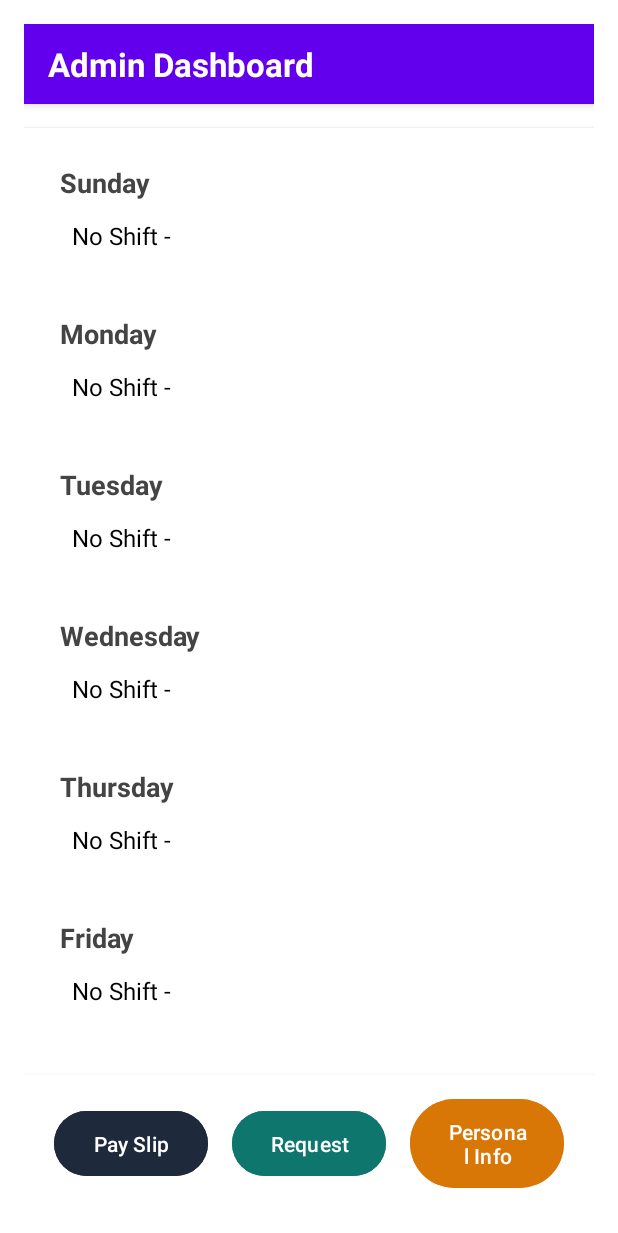
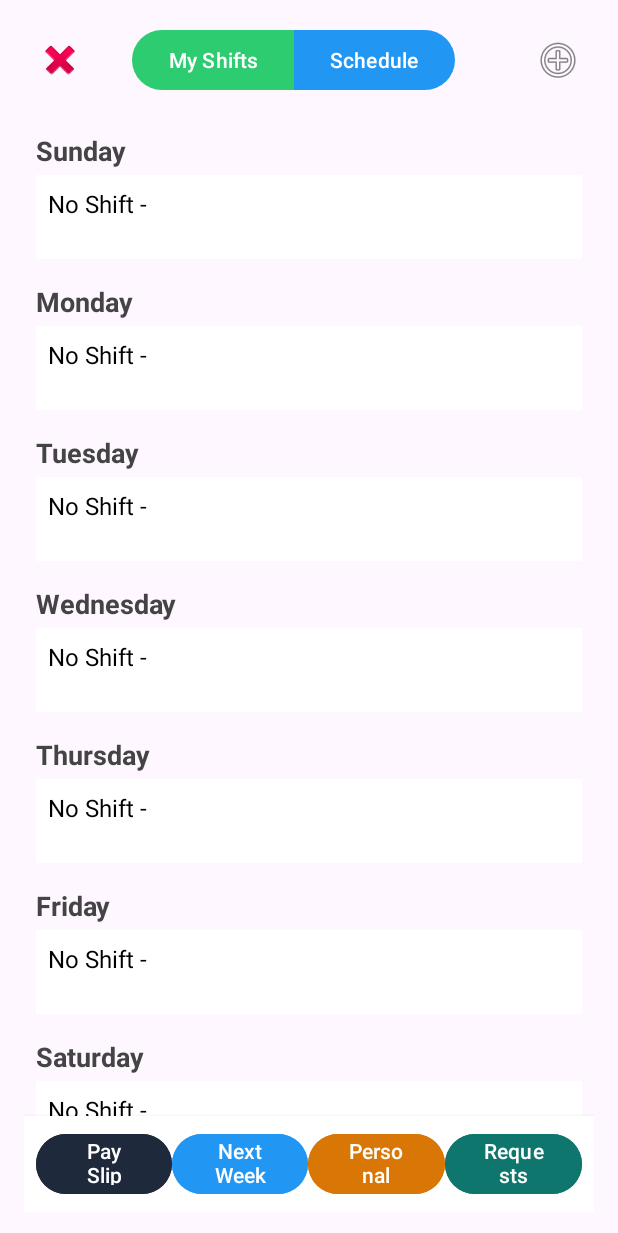
Before and after one commit to YonatanReznikov/Work-Shifts, an Android app: the AdminHomePageFrag screen opened directly, with no data from a screen before it, on a phone screen of 412 x 824 dp. Shown: the top 1233 px of the screen. Run offline under Robolectric (Android 15) with nearby library versions, the phone set to English and light mode, and no system bars; our stand-ins replace Firebase (no records; nobody signed in at launch, a user with empty details on screens opened directly).

Commit message:
admin home page+nav

```diff
--- a/app/src/main/java/com/example/work_shifts/Fragments/Admin/AdminHomePageFrag.java
+++ b/app/src/main/java/com/example/work_shifts/Fragments/Admin/AdminHomePageFrag.java
@@ -60,14 +60,15 @@ public class AdminHomePageFrag extends Fragment {
             // Initialize buttons
             infoBtn = view.findViewById(R.id.btnPersonalInfo);
             paySlipBtn = view.findViewById(R.id.btnPaySlip);
-            requestBtn = view.findViewById(R.id.btnSchedule);
+            requestBtn = view.findViewById(R.id.btnRequests);  // Updated to match the new button ID
             scheduleBtn = view.findViewById(R.id.schedule);
 
             if (scheduleBtn != null) {
                 scheduleBtn.setChecked(true); // ✅ Prevents crash
             } else {
                 Log.e("AdminHomePageFrag", "❌ scheduleBtn is NULL!");
-            }            myShiftBtn = view.findViewById(R.id.myShifts);
+            }
+            myShiftBtn = view.findViewById(R.id.myShifts);
             toggleGroup = view.findViewById(R.id.toggleGroup);
 
             shiftRecyclerView = view.findViewById(R.id.shiftRecyclerView);
@@ -88,32 +89,26 @@ public class AdminHomePageFrag extends Fragment {
             infoBtn.setOnClickListener(v -> {
                 Log.d("AdminHomePageFrag", "📌 Personal Info button clicked!");
                 try {
-                    navController.navigate(R.id.action_adminHomePageFrag_to_personalInfoFrag);
+                    navController.navigate(R.id.action_adminHomePageFragment_to_personalInfoFrag);
                     Log.d("AdminHomePageFrag", "✅ Navigation to Personal Info successful!");
                 } catch (Exception e) {
                     Log.e("AdminHomePageFrag", "❌ Navigation failed!", e);
                 }
             });
 
-            paySlipBtn.setOnClickListener(new View.OnClickListener() {
-                @Override
-                public void onClick(View v) {
+            paySlipBtn.setOnClickListener(v -> {
                 try {
-                        navController.navigate(R.id.action_adminHomePageFrag_to_showFrag);
+                    navController.navigate(R.id.action_adminHomePageFragment_to_showFrag);
                 } catch (Exception e) {
                     Log.e("Navigation", "Error navigating to pay slip", e);
                 }
-                }
             });
 
-            requestBtn.setOnClickListener(new View.OnClickListener() {
-                @Override
-                public void onClick(View v) {
+            requestBtn.setOnClickListener(v -> {
                 try {
-                        navController.navigate(R.id.action_adminHomePageFrag_to_requestsFrag);
+                    navController.navigate(R.id.action_adminHomePageFragment_to_requestsFrag);
                 } catch (Exception e) {
                     Log.e("Navigation", "Error navigating to requests", e);
-                    }
                 }
             });
 
--- a/app/src/main/res/layout/admin_home_page.xml
+++ b/app/src/main/res/layout/admin_home_page.xml
@@ -1,56 +1,74 @@
-<?xml version="1.0" encoding="utf-8"?>
 <RelativeLayout xmlns:android="http://schemas.android.com/apk/res/android"
     xmlns:app="http://schemas.android.com/apk/res-auto"
     android:layout_width="match_parent"
     android:layout_height="match_parent"
-    android:padding="16dp"
-    android:background="@android:color/white">
+    android:padding="16dp">
 
-    <!-- Top Bar -->
+    <!-- Top Bar with Navigation Buttons -->
     <LinearLayout
         android:id="@+id/topBar"
         android:layout_width="match_parent"
         android:layout_height="wrap_content"
         android:orientation="horizontal"
-        android:gravity="center_vertical"
-        android:paddingVertical="12dp"
-        android:background="@color/primaryColor"
-        android:paddingHorizontal="16dp"
-        android:elevation="4dp">
+        android:gravity="center_vertical">
 
-        <TextView
-            android:layout_width="wrap_content"
+        <ImageButton
+            android:id="@+id/removeShift"
+            android:layout_width="48dp"
+            android:layout_height="48dp"
+            android:src="@android:drawable/ic_delete"
+            android:background="?attr/selectableItemBackgroundBorderless"
+            android:padding="8dp"
+            android:contentDescription="Delete Shift"/>
+
+        <!-- Toggle Group for My Shifts & Schedule -->
+        <com.google.android.material.button.MaterialButtonToggleGroup
+            android:id="@+id/toggleGroup"
+            android:layout_width="0dp"
             android:layout_height="wrap_content"
-            android:text="Admin Dashboard"
-            android:textSize="22sp"
-            android:textStyle="bold"
-            android:textColor="@android:color/white"
-            android:layout_gravity="center_vertical"/>
+            android:layout_weight="1"
+            android:layout_marginEnd="20dp"
+            app:selectionRequired="true"
+            app:singleSelection="true"
+            android:gravity="center">
+
+            <com.google.android.material.button.MaterialButton
+                android:id="@+id/myShifts"
+                android:layout_width="wrap_content"
+                android:layout_height="wrap_content"
+                android:text="My Shifts"
+                android:checkable="true"
+                android:textColor="@android:color/white"
+                app:backgroundTint="@color/green"/>
+
+            <com.google.android.material.button.MaterialButton
+                android:id="@+id/schedule"
+                android:layout_width="wrap_content"
+                android:layout_height="wrap_content"
+                android:text="Schedule"
+                android:checked="true"
+                android:checkable="true"
+                android:textColor="@android:color/white"
+                app:backgroundTint="@color/blue"/>
+        </com.google.android.material.button.MaterialButtonToggleGroup>
+
+        <ImageButton
+            android:id="@+id/addShift"
+            android:layout_width="48dp"
+            android:layout_height="48dp"
+            android:src="@android:drawable/ic_menu_add"
+            android:background="?attr/selectableItemBackgroundBorderless"
+            android:padding="8dp"
+            android:contentDescription="Add a new shift"/>
     </LinearLayout>
-
-    <!-- Shifts RecyclerView -->
+    <!-- RecyclerView for displaying shifts -->
     <androidx.recyclerview.widget.RecyclerView
         android:id="@+id/shiftRecyclerView"
         android:layout_width="match_parent"
         android:layout_height="0dp"
         android:layout_below="@id/topBar"
         android:layout_above="@id/bottomNavigation"
-        android:layout_marginTop="16dp"
-        android:padding="16dp"
-        android:clipToPadding="false"
-        android:clipChildren="false"
-        android:background="@android:color/white"
-        android:elevation="2dp" />
-
-    <!-- Schedule Button -->
-    <com.google.android.material.button.MaterialButton
-        android:id="@+id/schedule"
-        android:layout_width="wrap_content"
-        android:layout_height="wrap_content"
-        android:text="Schedule"
-        android:layout_below="@id/shiftRecyclerView"
-        android:layout_marginTop="16dp"
-        android:layout_centerHorizontal="true" />
+        android:paddingTop="16dp"/>
 
     <!-- Bottom Navigation -->
     <LinearLayout
@@ -60,44 +78,61 @@
         android:orientation="horizontal"
         android:gravity="center"
         android:layout_alignParentBottom="true"
-        android:padding="12dp"
+        android:padding="8dp"
         android:elevation="4dp"
         android:background="@android:color/white">
 
         <Button
             android:id="@+id/btnPaySlip"
             android:layout_width="0dp"
-            android:layout_height="wrap_content"
+            android:layout_height="48dp"
             android:layout_weight="1"
-            android:layout_marginHorizontal="8dp"
+            android:text="Pay Slip"
             android:backgroundTint="#1E293B"
             android:textColor="@android:color/white"
-            android:text="Pay Slip"
             android:elevation="2dp"
-            android:paddingVertical="12dp" />
+            android:gravity="center"
+            android:textAllCaps="false"
+            android:paddingTop="1dp" />
 
         <Button
-            android:id="@+id/btnSchedule"
+            android:id="@+id/nextWeekBtn"
             android:layout_width="0dp"
-            android:layout_height="wrap_content"
+            android:layout_height="48dp"
             android:layout_weight="1"
-            android:layout_marginHorizontal="8dp"
-            android:backgroundTint="#0F766E"
+            android:text="Next Week"
+            android:backgroundTint="@color/blue"
             android:textColor="@android:color/white"
-            android:text="Request"
             android:elevation="2dp"
-            android:paddingVertical="12dp" />
+            android:gravity="center"
+            android:textAllCaps="false"
+            android:paddingTop="1dp" />
 
         <Button
             android:id="@+id/btnPersonalInfo"
             android:layout_width="0dp"
-            android:layout_height="wrap_content"
+            android:layout_height="48dp"
             android:layout_weight="1"
-            android:layout_marginHorizontal="8dp"
+            android:text="Personal Info"
             android:backgroundTint="#D97706"
             android:textColor="@android:color/white"
-            android:text="Personal Info"
             android:elevation="2dp"
-            android:paddingVertical="12dp" />
+            android:gravity="center"
+            android:textAllCaps="false"
+            android:paddingTop="1dp" />
+
+        <Button
+            android:id="@+id/btnRequests"
+            android:layout_width="0dp"
+            android:layout_height="48dp"
+            android:layout_weight="1"
+            android:text="Requests"
+            android:backgroundTint="#0F766E"
+            android:textColor="@android:color/white"
+            android:elevation="2dp"
+            android:gravity="center"
+            android:textAllCaps="false"
+            android:paddingTop="1dp" />
     </LinearLayout>
+
 </RelativeLayout>
--- a/app/src/main/res/navigation/admin_nav_graph.xml
+++ b/app/src/main/res/navigation/admin_nav_graph.xml
@@ -1,23 +1,28 @@
-<?xml version="1.0" encoding="utf-8"?>
 <navigation xmlns:android="http://schemas.android.com/apk/res/android"
     xmlns:app="http://schemas.android.com/apk/res-auto"
     xmlns:tools="http://schemas.android.com/tools"
     android:id="@+id/admin_nav_graph"
-    app:startDestination="@id/adminHomePageFrag">
+    app:startDestination="@id/adminHomePageFragment">
 
     <fragment
-        android:id="@+id/adminHomePageFrag"
+        android:id="@+id/adminHomePageFragment"
         android:name="com.example.work_shifts.Fragments.Admin.AdminHomePageFrag"
-        android:label="AdminHomePageFrag"
-        tools:layout="@layout/admin_home_page">
+        android:label="AdminHomePageFragment"
+        tools:layout="@layout/admin_home_page" >
         <action
-            android:id="@+id/action_adminHomePageFrag_to_showFrag"
+            android:id="@+id/action_adminHomePageFragment_to_personalInfoFrag"
+            app:destination="@id/personalInfoFrag" />
+        <action
+            android:id="@+id/action_adminHomePageFragment_to_showFrag"
             app:destination="@id/showFrag" />
         <action
-            android:id="@+id/action_adminHomePageFrag_to_personalInfoFrag"
-            app:destination="@id/personalInfoFrag" />
+            android:id="@+id/action_adminHomePageFragment_to_addShiftFrag"
+            app:destination="@id/addShiftFrag" />
         <action
-            android:id="@+id/action_adminHomePageFrag_to_requestsFrag"
+            android:id="@+id/action_adminHomePageFragment_to_deleteShiftFrag"
+            app:destination="@id/deleteShiftFrag" />
+        <action
+            android:id="@+id/action_adminHomePageFragment_to_requestsFrag"
             app:destination="@id/requestsFrag" />
     </fragment>
 
@@ -53,6 +58,18 @@
         android:label="reportFrag" />
 
     <fragment
+        android:id="@+id/addShiftFrag"
+        android:name="com.example.work_shifts.Fragments.Worker.addShiftFrag"
+        tools:layout="@layout/add_shift"
+        android:label="AddShiftFragment" />
+
+    <fragment
+        android:id="@+id/deleteShiftFrag"
+        android:name="com.example.work_shifts.Fragments.Worker.deleteShiftFrag"
+        tools:layout="@layout/delete_shift"
+        android:label="deleteShiftFrag" />
+
+    <fragment
         android:id="@+id/requestsFrag"
         android:name="com.example.work_shifts.Fragments.Worker.requestsFrag"
         android:label="requests"
```
Lines whose indentation alone changed are shown as unchanged.
